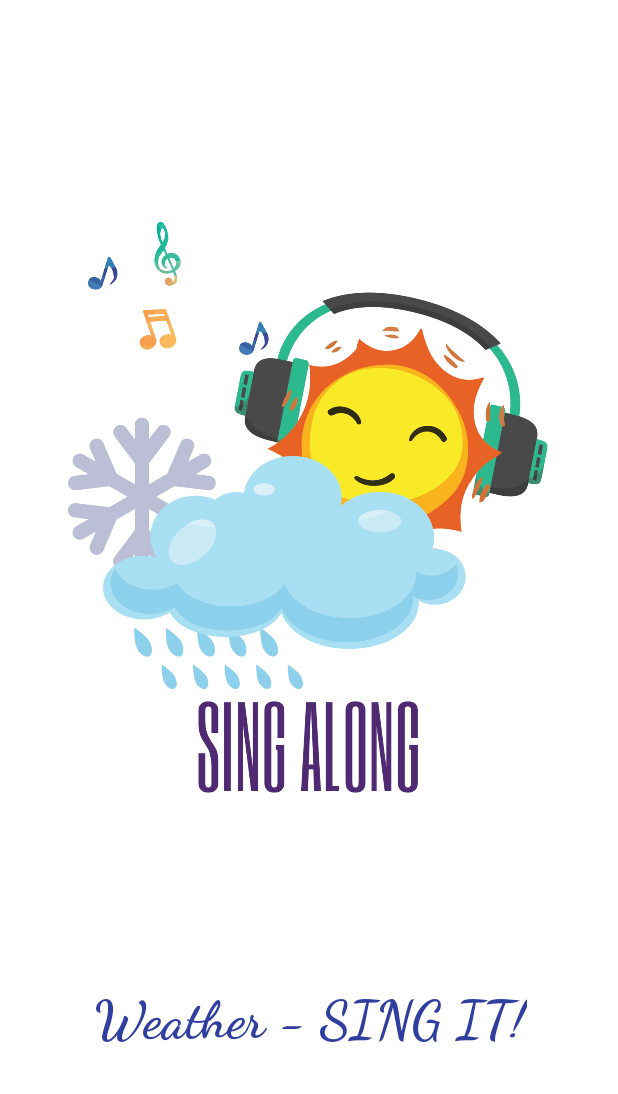
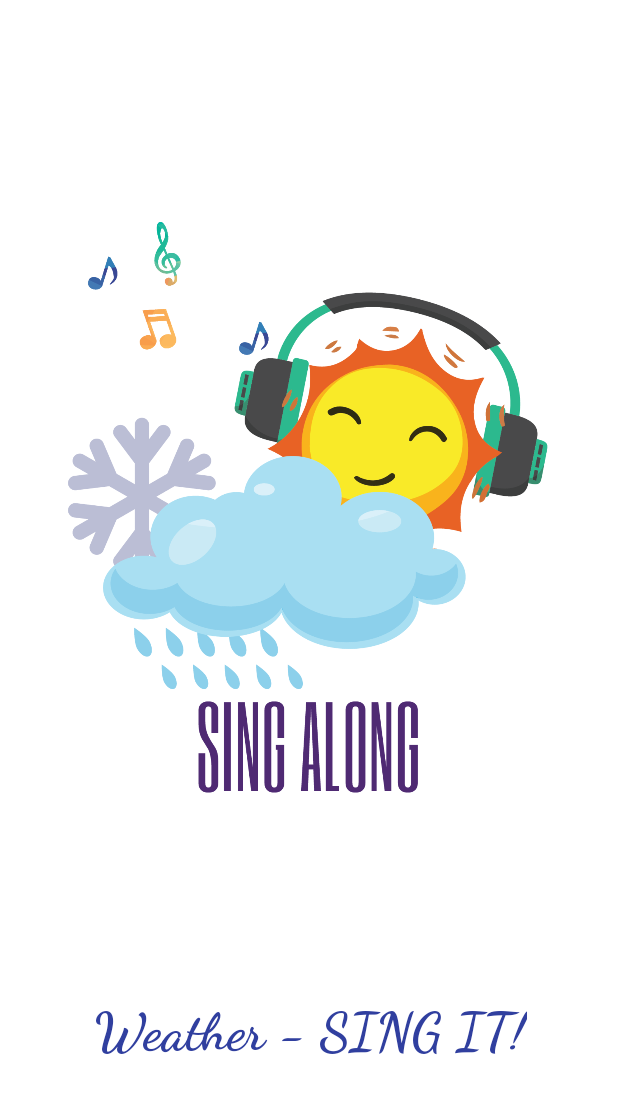
Before and after one commit to Tanmoytkd/Sing-Along, an Android app: the screen it shows after launch (SplashScreen), on a phone screen of 412 x 824 dp. Shown: the top 1094 px of the screen. Run offline under Robolectric (Android 15) with nearby library versions, the phone set to English and light mode, and no system bars.

Commit message:
added the project

```diff
--- a/SingAlong/app/src/main/res/layout/activity_splash_screen.xml
+++ b/SingAlong/app/src/main/res/layout/activity_splash_screen.xml
@@ -37,5 +37,5 @@
         app:layout_constraintLeft_toLeftOf="parent"
         app:layout_constraintRight_toRightOf="parent"
         app:layout_constraintTop_toTopOf="parent"
-        app:layout_constraintVertical_bias="0.85" />
+        app:layout_constraintVertical_bias="0.86" />
 </android.support.constraint.ConstraintLayout>
```
